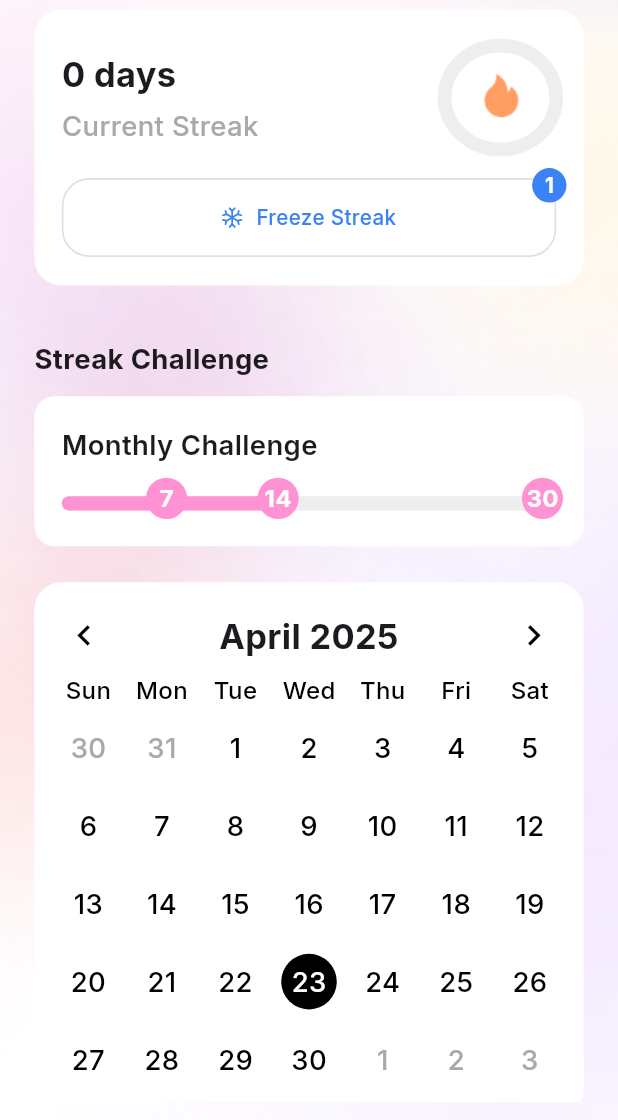
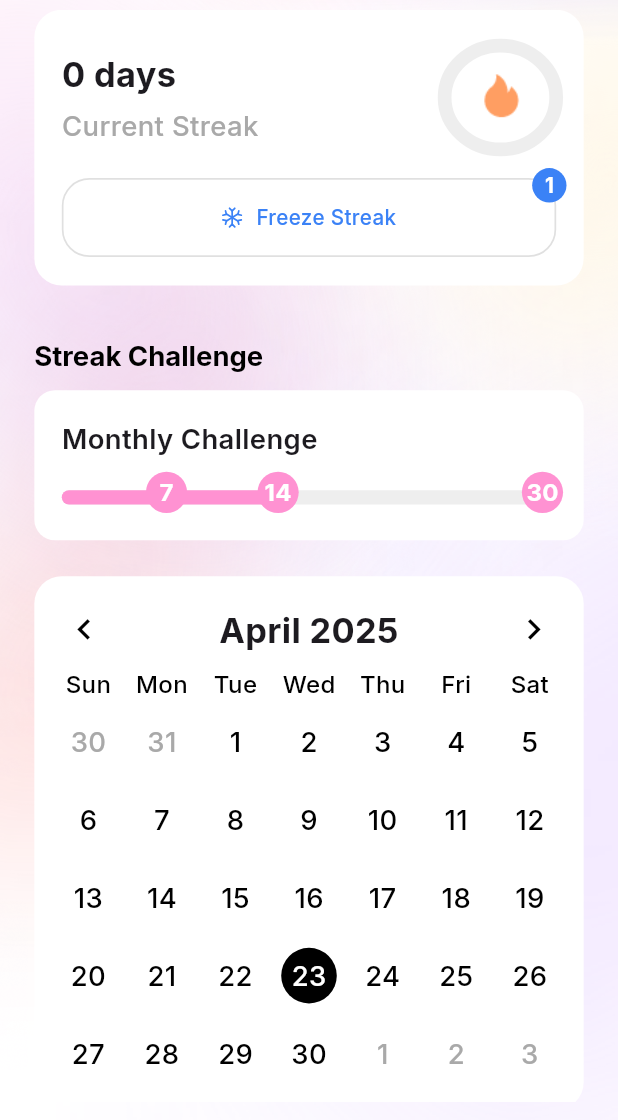
Before and after one commit to harshitsagar/affirmations_app, a Flutter app: the screen it shows after launch, on a phone screen of 412 x 824 dp, the part 116-1236 px from its top. Run offline on Flutter 3.47's test engine with Material 3 defaults, Android fonts, the phone set to English and light mode, and no system bars; drawn by our look-alikes of table_calendar; our stand-ins replace flutter_screenutil, flutter_svg, get, get_storage, google_fonts, in_app_purchase and 1 more.

```diff
--- a/lib/app/modules/screens/user/streak/streak_screen/views/streak_screen_view.dart
+++ b/lib/app/modules/screens/user/streak/streak_screen/views/streak_screen_view.dart
@@ -178,10 +178,14 @@ class StreakScreenView extends GetView<StreakScreenController> {
                           alignment: Alignment.centerLeft,
                           child: Text(
                             'Streak Challenge',
-                            style: GoogleFonts.inter(
+                            style: Theme.of(context).textTheme.displaySmall?.copyWith(
                               fontSize: 16.sp,
                               fontWeight: FontWeight.w700,
                             ),
+                            // style: GoogleFonts.inter(
+                            //   fontSize: 16.sp,
+                            //   fontWeight: FontWeight.w700,
+                            // ),
                             textAlign: TextAlign.start,
                           ),
                         ),
```
Also changed, not shown: lib/app/modules/screens/user/streak/streak_screen/controllers/streak_screen_controller.dart (+8 -3 lines).
